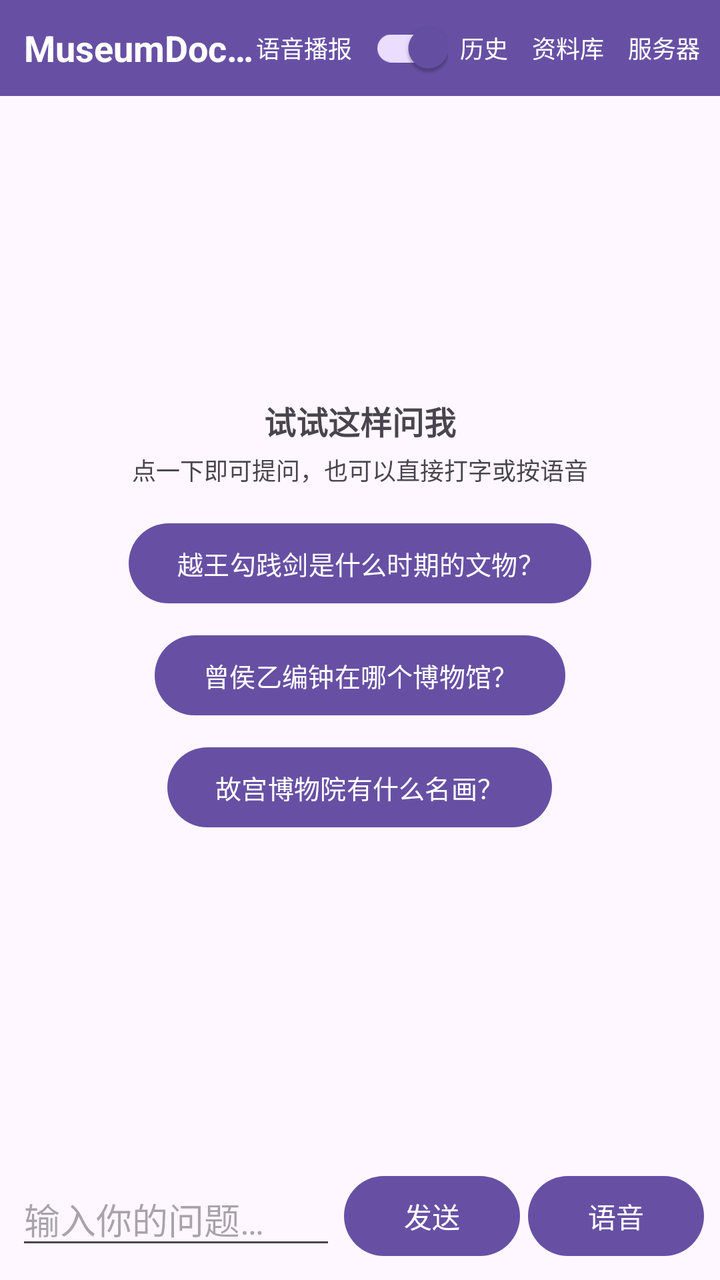
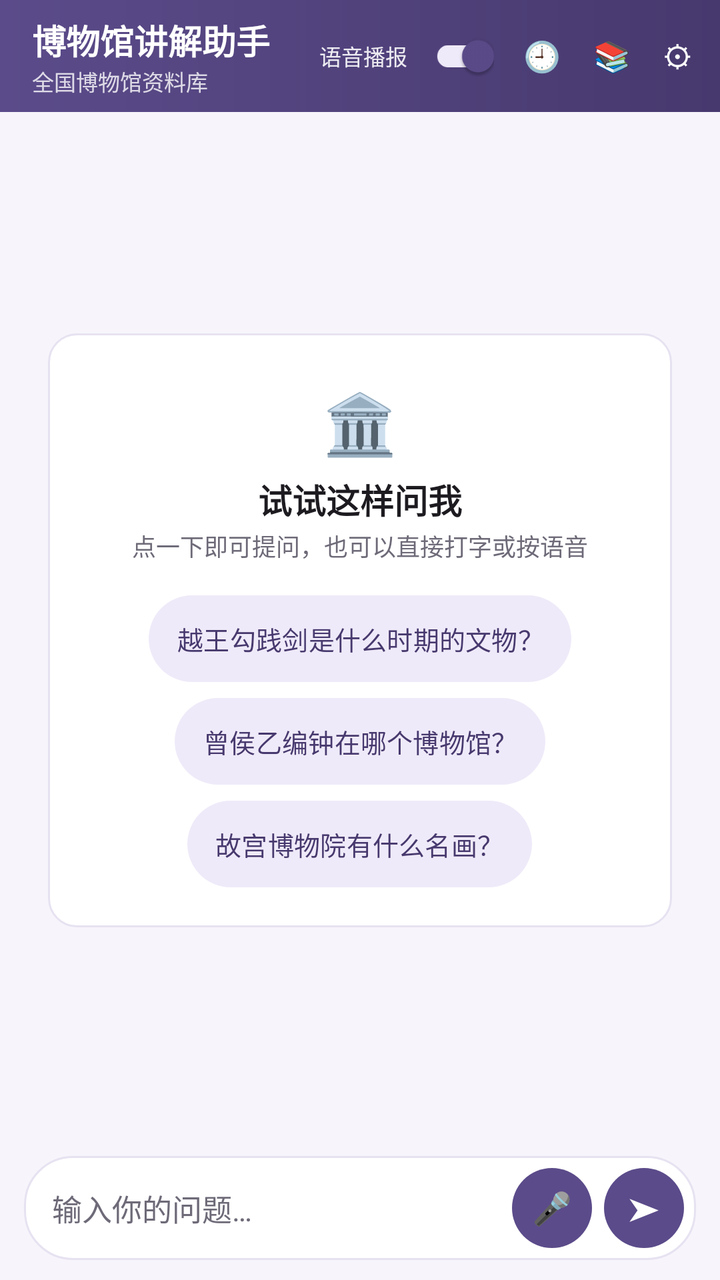

Before-and-after screenshots of an Android layout around one commit, followed by the original layout XML and the change that was made.
<!-- AndroidManifest.xml: application theme Theme.MuseumDocentAI -->
<!-- res/layout/activity_main.xml -->
<?xml version="1.0" encoding="utf-8"?>
<androidx.constraintlayout.widget.ConstraintLayout xmlns:android="http://schemas.android.com/apk/res/android"
    xmlns:app="http://schemas.android.com/apk/res-auto"
    xmlns:tools="http://schemas.android.com/tools"
    android:id="@+id/main"
    android:layout_width="match_parent"
    android:layout_height="match_parent"
    tools:context=".MainActivity">

    
    <LinearLayout
        android:id="@+id/layout_title"
        android:layout_width="match_parent"
        android:layout_height="48dp"
        android:background="?attr/colorPrimary"
        android:gravity="center_vertical"
        android:orientation="horizontal"
        android:paddingStart="12dp"
        android:paddingEnd="4dp"
        app:layout_constraintTop_toTopOf="parent">

        <TextView
            android:id="@+id/text_title"
            android:layout_width="0dp"
            android:layout_height="wrap_content"
            android:layout_weight="1"
            android:ellipsize="end"
            android:maxLines="1"
            android:text="@string/app_name"
            android:textColor="@android:color/white"
            android:textSize="18sp"
            android:textStyle="bold" />

        
        <TextView
            android:layout_width="wrap_content"
            android:layout_height="wrap_content"
            android:text="@string/voice_reply_label"
            android:textColor="@android:color/white"
            android:textSize="12sp" />

        <androidx.appcompat.widget.SwitchCompat
            android:id="@+id/switch_voice"
            android:layout_width="wrap_content"
            android:layout_height="wrap_content"
            android:checked="true" />

        
        <Button
            android:id="@+id/btn_history"
            style="?android:attr/borderlessButtonStyle"
            android:layout_width="wrap_content"
            android:layout_height="wrap_content"
            android:minWidth="0dp"
            android:paddingStart="6dp"
            android:paddingEnd="6dp"
            android:text="@string/btn_history"
            android:textColor="@android:color/white"
            android:textSize="12sp" />

        
        <Button
            android:id="@+id/btn_browse"
            style="?android:attr/borderlessButtonStyle"
            android:layout_width="wrap_content"
            android:layout_height="wrap_content"
            android:minWidth="0dp"
            android:paddingStart="6dp"
            android:paddingEnd="6dp"
            android:text="@string/btn_browse"
            android:textColor="@android:color/white"
            android:textSize="12sp" />

        
        <Button
            android:id="@+id/btn_settings"
            style="?android:attr/borderlessButtonStyle"
            android:layout_width="wrap_content"
            android:layout_height="wrap_content"
            android:minWidth="0dp"
            android:paddingStart="6dp"
            android:paddingEnd="6dp"
            android:text="@string/btn_settings"
            android:textColor="@android:color/white"
            android:textSize="12sp" />
    </LinearLayout>

    
    <androidx.recyclerview.widget.RecyclerView
        android:id="@+id/recycler_messages"
        android:layout_width="match_parent"
        android:layout_height="0dp"
        android:clipToPadding="false"
        android:padding="8dp"
        app:layout_constraintBottom_toTopOf="@id/layout_status"
        app:layout_constraintTop_toBottomOf="@id/layout_title" />

    
    <LinearLayout
        android:id="@+id/layout_empty"
        android:layout_width="0dp"
        android:layout_height="wrap_content"
        android:gravity="center_horizontal"
        android:orientation="vertical"
        android:padding="20dp"
        app:layout_constraintBottom_toTopOf="@id/layout_status"
        app:layout_constraintEnd_toEndOf="parent"
        app:layout_constraintStart_toStartOf="parent"
        app:layout_constraintTop_toBottomOf="@id/layout_title">

        <TextView
            android:layout_width="wrap_content"
            android:layout_height="wrap_content"
            android:paddingBottom="4dp"
            android:text="@string/empty_title"
            android:textSize="16sp"
            android:textStyle="bold" />

        <TextView
            android:layout_width="wrap_content"
            android:layout_height="wrap_content"
            android:paddingBottom="14dp"
            android:text="@string/empty_hint"
            android:textSize="12sp" />

        <Button
            android:id="@+id/btn_suggest_1"
            android:layout_width="wrap_content"
            android:layout_height="wrap_content"
            android:layout_marginBottom="8dp"
            android:text="@string/suggest_1"
            android:textSize="13sp" />

        <Button
            android:id="@+id/btn_suggest_2"
            android:layout_width="wrap_content"
            android:layout_height="wrap_content"
            android:layout_marginBottom="8dp"
            android:text="@string/suggest_2"
            android:textSize="13sp" />

        <Button
            android:id="@+id/btn_suggest_3"
            android:layout_width="wrap_content"
            android:layout_height="wrap_content"
            android:text="@string/suggest_3"
            android:textSize="13sp" />
    </LinearLayout>

    
    <LinearLayout
        android:id="@+id/layout_status"
        android:layout_width="match_parent"
        android:layout_height="wrap_content"
        android:gravity="center_vertical"
        android:orientation="horizontal"
        android:paddingLeft="12dp"
        android:paddingTop="4dp"
        android:paddingRight="12dp"
        android:paddingBottom="4dp"
        app:layout_constraintBottom_toTopOf="@id/layout_input">

        <ProgressBar
            android:id="@+id/progress_thinking"
            style="?android:attr/progressBarStyleSmall"
            android:layout_width="wrap_content"
            android:layout_height="wrap_content"
            android:visibility="gone"
            tools:visibility="visible" />

        <TextView
            android:id="@+id/text_status"
            android:layout_width="wrap_content"
            android:layout_height="wrap_content"
            android:layout_marginStart="8dp"
            android:text="@string/status_thinking"
            android:textSize="12sp"
            android:visibility="gone"
            tools:visibility="visible" />
    </LinearLayout>

    
    <LinearLayout
        android:id="@+id/layout_input"
        android:layout_width="match_parent"
        android:layout_height="wrap_content"
        android:gravity="center_vertical"
        android:orientation="horizontal"
        android:padding="8dp"
        app:layout_constraintBottom_toBottomOf="parent">

        <EditText
            android:id="@+id/edit_question"
            android:layout_width="0dp"
            android:layout_height="wrap_content"
            android:layout_weight="1"
            android:hint="@string/hint_question"
            android:importantForAutofill="no"
            android:inputType="text"
            android:maxLines="1" />

        <Button
            android:id="@+id/btn_send"
            android:layout_width="wrap_content"
            android:layout_height="wrap_content"
            android:layout_marginStart="4dp"
            android:text="@string/btn_send" />

        <Button
            android:id="@+id/btn_mic"
            android:layout_width="wrap_content"
            android:layout_height="wrap_content"
            android:layout_marginStart="4dp"
            android:text="@string/btn_record" />
    </LinearLayout>

</androidx.constraintlayout.widget.ConstraintLayout>
<!-- resources referenced by this layout -->
<resources>
  <string name="app_name">MuseumDocentAI</string>
  <string name="btn_browse">资料库</string>
  <string name="btn_history">历史</string>
  <string name="btn_record">语音</string>
  <string name="btn_send">发送</string>
  <string name="btn_settings">服务器</string>
  <style name="Base.Theme.MuseumDocentAI" parent="Theme.Material3.DayNight.NoActionBar">
          
          
      </style>
  <!-- unchanged entries left out for length: 9 -->
</resources>

<!-- the commit's change to res/layout/activity_main.xml (unified diff, before → after) -->
@@ -5,84 +5,85 @@
     android:id="@+id/main"
     android:layout_width="match_parent"
     android:layout_height="match_parent"
+    android:background="@color/bg_app"
     tools:context=".MainActivity">
 
     
     <LinearLayout
         android:id="@+id/layout_title"
         android:layout_width="match_parent"
-        android:layout_height="48dp"
-        android:background="?attr/colorPrimary"
+        android:layout_height="56dp"
+        android:background="@drawable/bg_toolbar"
         android:gravity="center_vertical"
         android:orientation="horizontal"
-        android:paddingStart="12dp"
-        android:paddingEnd="4dp"
+        android:paddingStart="16dp"
+        android:paddingEnd="6dp"
         app:layout_constraintTop_toTopOf="parent">
 
-        <TextView
-            android:id="@+id/text_title"
+        <LinearLayout
             android:layout_width="0dp"
             android:layout_height="wrap_content"
             android:layout_weight="1"
-            android:ellipsize="end"
-            android:maxLines="1"
-            android:text="@string/app_name"
-            android:textColor="@android:color/white"
-            android:textSize="18sp"
-            android:textStyle="bold" />
-
-        
-        <TextView
-            android:layout_width="wrap_content"
-            android:layout_height="wrap_content"
+            android:orientation="vertical">
+
+            <TextView
+                android:id="@+id/text_title"
+                android:layout_width="wrap_content"
+                android:layout_height="wrap_content"
+                android:ellipsize="end"
+                android:maxLines="1"
+                android:text="@string/app_title"
+                android:textColor="@color/text_on_brand"
+                android:textSize="17sp"
+                android:textStyle="bold" />
+
+            <TextView
+                android:layout_width="wrap_content"
+                android:layout_height="wrap_content"
+                android:alpha="0.8"
+                android:text="@string/app_subtitle"
+                android:textColor="@color/text_on_brand"
+                android:textSize="11sp" />
+        </LinearLayout>
+
+        
+        <TextView
+            android:layout_width="wrap_content"
+            android:layout_height="wrap_content"
+            android:alpha="0.9"
             android:text="@string/voice_reply_label"
-            android:textColor="@android:color/white"
-            android:textSize="12sp" />
+            android:textColor="@color/text_on_brand"
+            android:textSize="11sp" />
 
         <androidx.appcompat.widget.SwitchCompat
             android:id="@+id/switch_voice"
             android:layout_width="wrap_content"
             android:layout_height="wrap_content"
-            android:checked="true" />
+            android:layout_marginEnd="2dp"
+            android:checked="true"
+            android:scaleX="0.8"
+            android:scaleY="0.8" />
 
         
         <Button
             android:id="@+id/btn_history"
-            style="?android:attr/borderlessButtonStyle"
-            android:layout_width="wrap_content"
-            android:layout_height="wrap_content"
-            android:minWidth="0dp"
-            android:paddingStart="6dp"
-            android:paddingEnd="6dp"
-            android:text="@string/btn_history"
-            android:textColor="@android:color/white"
-            android:textSize="12sp" />
+            style="@style/ToolbarIconButton"
+            android:text="@string/icon_history"
+            tools:ignore="SpeakableTextPresentCheck" />
 
         
         <Button
             android:id="@+id/btn_browse"
-            style="?android:attr/borderlessButtonStyle"
-            android:layout_width="wrap_content"
-            android:layout_height="wrap_content"
-            android:minWidth="0dp"
-            android:paddingStart="6dp"
-            android:paddingEnd="6dp"
-            android:text="@string/btn_browse"
-            android:textColor="@android:color/white"
-            android:textSize="12sp" />
+            style="@style/ToolbarIconButton"
+            android:text="@string/icon_browse"
+            tools:ignore="SpeakableTextPresentCheck" />
 
         
         <Button
             android:id="@+id/btn_settings"
-            style="?android:attr/borderlessButtonStyle"
-            android:layout_width="wrap_content"
-            android:layout_height="wrap_content"
-            android:minWidth="0dp"
-            android:paddingStart="6dp"
-            android:paddingEnd="6dp"
-            android:text="@string/btn_settings"
-            android:textColor="@android:color/white"
-            android:textSize="12sp" />
+            style="@style/ToolbarIconButton"
+            android:text="@string/icon_settings"
+            tools:ignore="SpeakableTextPresentCheck" />
     </LinearLayout>
 
     
@@ -91,7 +92,10 @@
         android:layout_width="match_parent"
         android:layout_height="0dp"
         android:clipToPadding="false"
-        android:padding="8dp"
+        android:paddingStart="8dp"
+        android:paddingTop="8dp"
+        android:paddingEnd="8dp"
+        android:paddingBottom="4dp"
         app:layout_constraintBottom_toTopOf="@id/layout_status"
         app:layout_constraintTop_toBottomOf="@id/layout_title" />
 
@@ -100,9 +104,15 @@
         android:id="@+id/layout_empty"
         android:layout_width="0dp"
         android:layout_height="wrap_content"
+        android:layout_marginStart="24dp"
+        android:layout_marginEnd="24dp"
+        android:background="@drawable/bg_card"
         android:gravity="center_horizontal"
         android:orientation="vertical"
-        android:padding="20dp"
+        android:paddingStart="20dp"
+        android:paddingTop="24dp"
+        android:paddingEnd="20dp"
+        android:paddingBottom="20dp"
         app:layout_constraintBottom_toTopOf="@id/layout_status"
         app:layout_constraintEnd_toEndOf="parent"
         app:layout_constraintStart_toStartOf="parent"
@@ -111,40 +121,43 @@
         <TextView
             android:layout_width="wrap_content"
             android:layout_height="wrap_content"
-            android:paddingBottom="4dp"
+            android:text="@string/empty_icon"
+            android:textSize="30sp" />
+
+        <TextView
+            android:layout_width="wrap_content"
+            android:layout_height="wrap_content"
+            android:layout_marginTop="6dp"
             android:text="@string/empty_title"
-            android:textSize="16sp"
+            android:textColor="@color/text_primary"
+            android:textSize="17sp"
             android:textStyle="bold" />
 
         <TextView
             android:layout_width="wrap_content"
             android:layout_height="wrap_content"
-            android:paddingBottom="14dp"
+            android:layout_marginTop="2dp"
+            android:layout_marginBottom="16dp"
             android:text="@string/empty_hint"
+            android:textColor="@color/text_secondary"
             android:textSize="12sp" />
 
         <Button
             android:id="@+id/btn_suggest_1"
-            android:layout_width="wrap_content"
-            android:layout_height="wrap_content"
+            style="@style/PillButton"
             android:layout_marginBottom="8dp"
-            android:text="@string/suggest_1"
-            android:textSize="13sp" />
+            android:text="@string/suggest_1" />
 
         <Button
             android:id="@+id/btn_suggest_2"
-            android:layout_width="wrap_content"
-            android:layout_height="wrap_content"
+            style="@style/PillButton"
             android:layout_marginBottom="8dp"
-            android:text="@string/suggest_2"
-            android:textSize="13sp" />
+            android:text="@string/suggest_2" />
 
         <Button
             android:id="@+id/btn_suggest_3"
-            android:layout_width="wrap_content"
-            android:layout_height="wrap_content"
-            android:text="@string/suggest_3"
-            android:textSize="13sp" />
+            style="@style/PillButton"
+            android:text="@string/suggest_3" />
     </LinearLayout>
 
     
@@ -154,10 +167,10 @@
         android:layout_height="wrap_content"
         android:gravity="center_vertical"
         android:orientation="horizontal"
-        android:paddingLeft="12dp"
-        android:paddingTop="4dp"
-        android:paddingRight="12dp"
-        android:paddingBottom="4dp"
+        android:paddingLeft="16dp"
+        android:paddingTop="2dp"
+        android:paddingRight="16dp"
+        android:paddingBottom="2dp"
         app:layout_constraintBottom_toTopOf="@id/layout_input">
 
         <ProgressBar
@@ -174,6 +187,7 @@
             android:layout_height="wrap_content"
             android:layout_marginStart="8dp"
             android:text="@string/status_thinking"
+            android:textColor="@color/text_secondary"
             android:textSize="12sp"
             android:visibility="gone"
             tools:visibility="visible" />
@@ -184,34 +198,57 @@
         android:id="@+id/layout_input"
         android:layout_width="match_parent"
         android:layout_height="wrap_content"
+        android:layout_marginStart="12dp"
+        android:layout_marginEnd="12dp"
+        android:layout_marginBottom="10dp"
+        android:background="@drawable/bg_input"
         android:gravity="center_vertical"
         android:orientation="horizontal"
-        android:padding="8dp"
+        android:paddingStart="14dp"
+        android:paddingTop="4dp"
+        android:paddingEnd="6dp"
+        android:paddingBottom="4dp"
         app:layout_constraintBottom_toBottomOf="parent">
 
         <EditText
             android:id="@+id/edit_question"
             android:layout_width="0dp"
-            android:layout_height="wrap_content"
+            android:layout_height="44dp"
             android:layout_weight="1"
+            android:background="@null"
             android:hint="@string/hint_question"
             android:importantForAutofill="no"
             android:inputType="text"
-            android:maxLines="1" />
+            android:maxLines="1"
+            android:textColor="@color/text_primary"
+            android:textColorHint="@color/text_secondary"
+            android:textSize="15sp" />
+
+        <Button
+            android:id="@+id/btn_mic"
+            android:layout_width="40dp"
+            android:layout_height="40dp"
+            android:background="@drawable/bg_mic"
+            android:insetTop="0dp"
+            android:insetBottom="0dp"
+            android:minWidth="0dp"
+            android:padding="0dp"
+            android:text="@string/btn_record"
+            android:textSize="16sp" />
 
         <Button
             android:id="@+id/btn_send"
-            android:layout_width="wrap_content"
-            android:layout_height="wrap_content"
-            android:layout_marginStart="4dp"
-            android:text="@string/btn_send" />
-
-        <Button
-            android:id="@+id/btn_mic"
-            android:layout_width="wrap_content"
-            android:layout_height="wrap_content"
-            android:layout_marginStart="4dp"
-            android:text="@string/btn_record" />
+            android:layout_width="40dp"
+            android:layout_height="40dp"
+            android:layout_marginStart="6dp"
+            android:background="@drawable/bg_send"
+            android:insetTop="0dp"
+            android:insetBottom="0dp"
+            android:minWidth="0dp"
+            android:padding="0dp"
+            android:text="@string/btn_send"
+            android:textColor="@color/text_on_brand"
+            android:textSize="16sp" />
     </LinearLayout>
 
 </androidx.constraintlayout.widget.ConstraintLayout>
<!-- resource entries referenced after the edit -->
@@ -1,15 +1,103 @@
 <!-- resources referenced by this layout -->
 <resources>
-  <string name="app_name">MuseumDocentAI</string>
-  <string name="btn_browse">资料库</string>
-  <string name="btn_history">历史</string>
-  <string name="btn_record">语音</string>
-  <string name="btn_send">发送</string>
-  <string name="btn_settings">服务器</string>
+  <color name="bg_app">#F7F5FB</color>
+  <color name="text_on_brand">#FFFFFF</color>
+  <color name="text_primary">#1D1B20</color>
+  <color name="text_secondary">#6E6A78</color>
+  <!-- drawable bg_card (drawable) -->
+  <?xml version="1.0" encoding="utf-8"?>
+  <shape xmlns:android="http://schemas.android.com/apk/res/android" android:shape="rectangle">
+      <solid android:color="@color/surface" />
+      <stroke android:width="1dp" android:color="@color/stroke" />
+      <corners android:radius="14dp" />
+  </shape>
+  <!-- drawable bg_input (drawable) -->
+  <?xml version="1.0" encoding="utf-8"?>
+  <shape xmlns:android="http://schemas.android.com/apk/res/android" android:shape="rectangle">
+      <solid android:color="@color/surface" />
+      <stroke android:width="1dp" android:color="@color/stroke" />
+      <corners android:radius="24dp" />
+  </shape>
+  <!-- drawable bg_mic (drawable) -->
+  <?xml version="1.0" encoding="utf-8"?>
+  <shape xmlns:android="http://schemas.android.com/apk/res/android" android:shape="oval">
+      <solid android:color="@color/brand_light" />
+  </shape>
+  <!-- drawable bg_send (drawable) -->
+  <?xml version="1.0" encoding="utf-8"?>
+  <shape xmlns:android="http://schemas.android.com/apk/res/android" android:shape="oval">
+      <solid android:color="@color/brand" />
+  </shape>
+  <!-- drawable bg_toolbar (drawable) -->
+  <?xml version="1.0" encoding="utf-8"?>
+  <shape xmlns:android="http://schemas.android.com/apk/res/android" android:shape="rectangle">
+      <gradient
+          android:angle="0"
+          android:endColor="@color/brand_dark"
+          android:startColor="@color/brand" />
+  </shape>
+  <string name="app_subtitle">全国博物馆资料库</string>
+  <string name="app_title">博物馆讲解助手</string>
+  <string name="btn_record">🎤</string>
+  <string name="btn_send">➤</string>
+  <string name="empty_icon">🏛</string>
+  <string name="icon_browse">📚</string>
+  <string name="icon_history">🕘</string>
+  <string name="icon_settings">⚙</string>
+  <style name="PillButton">
+          <item name="android:layout_width">wrap_content</item>
+          <item name="android:layout_height">wrap_content</item>
+          <item name="android:minWidth">0dp</item>
+          <item name="android:minHeight">0dp</item>
+          <item name="android:background">@drawable/bg_pill</item>
+          
+          <item name="backgroundTint">@null</item>
+          <item name="android:backgroundTint">@null</item>
+          <item name="android:paddingStart">14dp</item>
+          <item name="android:paddingEnd">14dp</item>
+          <item name="android:paddingTop">8dp</item>
+          <item name="android:paddingBottom">8dp</item>
+          <item name="android:textColor">@color/brand_dark</item>
+          <item name="android:textSize">13sp</item>
+          <item name="android:textAllCaps">false</item>
+          <item name="android:stateListAnimator">@null</item>
+      </style>
+  <style name="ToolbarIconButton">
+          <item name="android:layout_width">wrap_content</item>
+          <item name="android:layout_height">wrap_content</item>
+          <item name="android:minWidth">0dp</item>
+          <item name="android:minHeight">0dp</item>
+          <item name="android:paddingStart">8dp</item>
+          <item name="android:paddingEnd">8dp</item>
+          <item name="android:paddingTop">6dp</item>
+          <item name="android:paddingBottom">6dp</item>
+          <item name="android:background">?android:attr/selectableItemBackgroundBorderless</item>
+          <item name="android:textColor">@color/text_on_brand</item>
+          <item name="android:textSize">15sp</item>
+      </style>
+  <color name="surface">#FFFFFF</color>
+  <color name="stroke">#E7E2F1</color>
+  <color name="brand_light">#EFEAF9</color>
+  <color name="brand">#5B4B8A</color>
+  <color name="brand_dark">#47396E</color>
+  <!-- drawable bg_pill (drawable) -->
+  <?xml version="1.0" encoding="utf-8"?>
+  <shape xmlns:android="http://schemas.android.com/apk/res/android" android:shape="rectangle">
+      <solid android:color="@color/brand_light" />
+      <corners android:radius="999dp" />
+  </shape>
   <style name="Base.Theme.MuseumDocentAI" parent="Theme.Material3.DayNight.NoActionBar">
-          
-          
+          <item name="colorPrimary">@color/brand</item>
+          <item name="colorOnPrimary">@color/text_on_brand</item>
+          <item name="colorPrimaryContainer">@color/brand_light</item>
+          <item name="colorOnPrimaryContainer">@color/brand_dark</item>
+          <item name="colorSecondary">@color/brand_accent</item>
+          <item name="android:windowBackground">@color/bg_app</item>
+          <item name="android:colorBackground">@color/bg_app</item>
+          <item name="android:textColorPrimary">@color/text_primary</item>
+          <item name="android:textColorSecondary">@color/text_secondary</item>
       </style>
+  <color name="brand_accent">#B79CE0</color>
   <!-- unchanged entries left out for length: 9 -->
 </resources>
 
